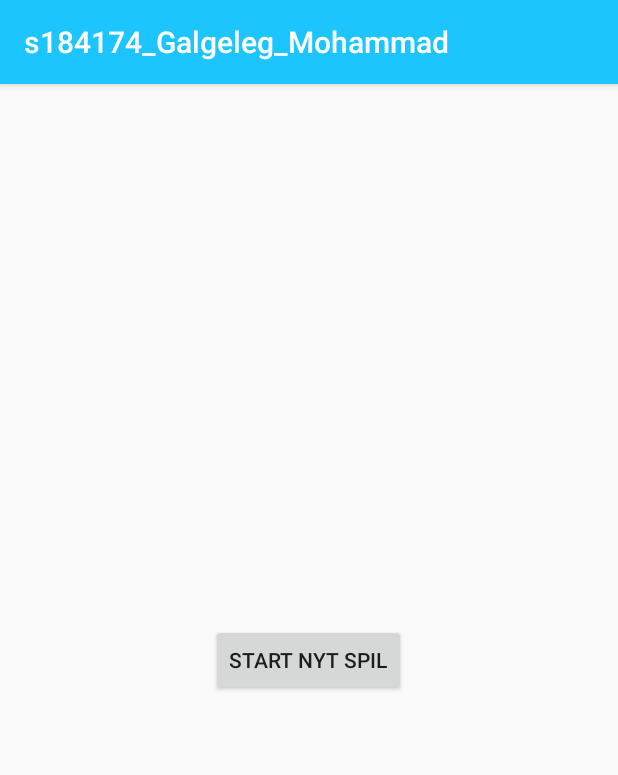
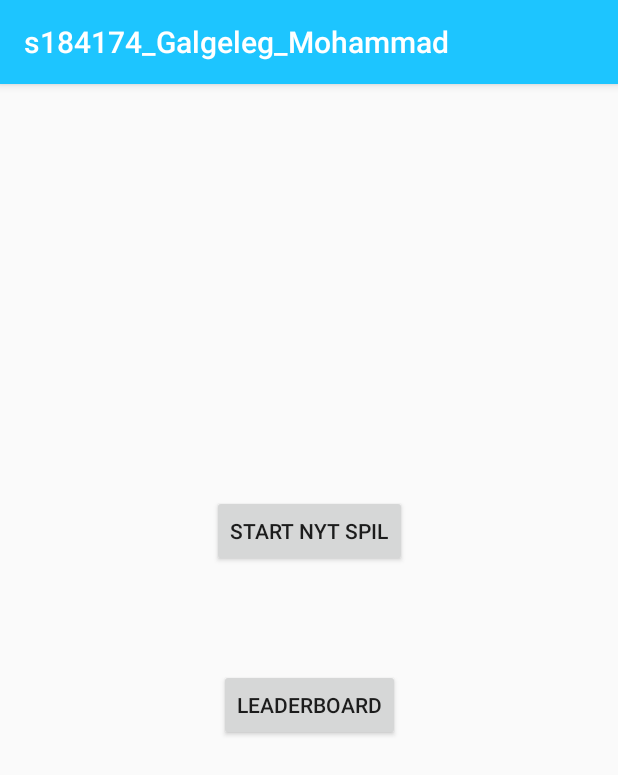
Before and after one commit to Mohammad2910/s184174_Galgeleg_Mohammad, an Android app: the screen it shows after launch (MainActivity), on a phone screen of 412 x 824 dp. Shown: the top 775 px of the screen. Run offline under Robolectric (Android 15) with nearby library versions, the phone set to English and light mode, and no system bars.

Commit message:
Highscore aktivitet oprettet med liste elementer

```diff
--- a/app/src/main/AndroidManifest.xml
+++ b/app/src/main/AndroidManifest.xml
@@ -19,6 +19,8 @@
         <activity android:name="com.example.s184174_galgeleg_mohammad.MainActivity"/>
         <activity android:name="com.example.s184174_galgeleg_mohammad.Galgespil"
             android:label="Spil startet"/>
+        <activity android:name="com.example.s184174_galgeleg_mohammad.Highscore"
+            android:label="Leaderboard"/>
     </application>
 
 </manifest>
--- a/app/src/main/java/com/example/s184174_galgeleg_mohammad/Galgen.java
+++ b/app/src/main/java/com/example/s184174_galgeleg_mohammad/Galgen.java
@@ -9,7 +9,7 @@ import android.widget.ImageView;
 import androidx.fragment.app.Fragment;
 
 public class Galgen extends Fragment {
-    ImageView imageView;
+    private ImageView imageView;
 
     public View onCreateView(LayoutInflater i, ViewGroup container, Bundle SavedInstanceState) {
 
@@ -20,8 +20,8 @@ public class Galgen extends Fragment {
     }
 
 
-    public void UpdatePicture (int antal) {
-        switch (antal) {
+    public void UpdatePicture (int antalForkerteBogstaver) {
+        switch (antalForkerteBogstaver) {
             case 1:
                 imageView.setImageResource(R.drawable.forkert1);
                 break;
--- a/app/src/main/java/com/example/s184174_galgeleg_mohammad/Galgespil.java
+++ b/app/src/main/java/com/example/s184174_galgeleg_mohammad/Galgespil.java
@@ -26,7 +26,6 @@ public class Galgespil extends AppCompatActivity implements View.OnClickListener
         Button gaet = findViewById(R.id.button);
         input = findViewById(R.id.InputBogstav);
         ord = findViewById(R.id.Ordet);
-
         getSupportFragmentManager().beginTransaction().add(R.id.FrameLayout, galgen).addToBackStack(null).commit();
 
         besked.setText(R.string.Besked);
--- a/app/src/main/java/com/example/s184174_galgeleg_mohammad/MainActivity.java
+++ b/app/src/main/java/com/example/s184174_galgeleg_mohammad/MainActivity.java
@@ -5,18 +5,31 @@ import androidx.appcompat.app.AppCompatActivity;
 import android.content.Intent;
 import android.os.Bundle;
 import android.view.View;
+import android.widget.Button;
 
 import com.example.s184174_galgeleg_mohammad.R;
 
-public class MainActivity extends AppCompatActivity {
-
+public class MainActivity extends AppCompatActivity implements View.OnClickListener {
+    private Button leaderboard;
+    private Button StartSpil;
     @Override
     protected void onCreate(Bundle savedInstanceState) {
         super.onCreate(savedInstanceState);
         setContentView(R.layout.activity_main);
+
+        StartSpil = findViewById(R.id.NytSpil);
+        StartSpil.setOnClickListener(this);
+
+        leaderboard = findViewById(R.id.Leaderboard);
+        leaderboard.setOnClickListener(this);
     }
 
     public void onClick(View view) {
-        startActivity(new Intent(MainActivity.this, Galgespil.class));
+        if (view == findViewById(R.id.Leaderboard)){
+            startActivity(new Intent(MainActivity.this, Highscore.class));
+        } else if (view == findViewById(R.id.NytSpil)) {
+            startActivity(new Intent(MainActivity.this, Galgespil.class));
+        }
     }
+
 }
--- a/app/src/main/res/layout/activity_main.xml
+++ b/app/src/main/res/layout/activity_main.xml
@@ -1,14 +1,32 @@
 <?xml version="1.0" encoding="utf-8"?>
-<RelativeLayout xmlns:android="http://schemas.android.com/apk/res/android"
+<androidx.constraintlayout.widget.ConstraintLayout xmlns:android="http://schemas.android.com/apk/res/android"
+    xmlns:app="http://schemas.android.com/apk/res-auto"
+    xmlns:tools="http://schemas.android.com/tools"
     android:layout_width="match_parent"
-    android:layout_height="match_parent" >
+    android:layout_height="match_parent">
 
     <Button
-        android:id="@+id/captureFront"
+        android:id="@+id/NytSpil"
         android:layout_width="wrap_content"
         android:layout_height="wrap_content"
         android:layout_centerInParent="true"
+        android:layout_marginTop="274dp"
         android:onClick="onClick"
-        android:text="@string/start_nyt_spil" />
+        android:text="@string/start_nyt_spil"
+        app:layout_constraintEnd_toEndOf="parent"
+        app:layout_constraintStart_toStartOf="parent"
+        app:layout_constraintTop_toTopOf="parent" />
 
-</RelativeLayout>
+    <Button
+        android:id="@+id/Leaderboard"
+        android:layout_width="wrap_content"
+        android:layout_height="wrap_content"
+        android:layout_alignParentBottom="true"
+        android:layout_centerHorizontal="true"
+        android:layout_marginTop="68dp"
+        android:text="@string/leaderboard"
+        app:layout_constraintEnd_toEndOf="parent"
+        app:layout_constraintStart_toStartOf="parent"
+        app:layout_constraintTop_toBottomOf="@+id/NytSpil" />
+
+</androidx.constraintlayout.widget.ConstraintLayout>
--- a/app/src/main/res/layout/galgespil.xml
+++ b/app/src/main/res/layout/galgespil.xml
@@ -11,6 +11,7 @@
         android:layout_height="wrap_content"
         android:layout_centerHorizontal="true"
         android:layout_marginBottom="375dp"
+        android:text="En besked"
         app:layout_constraintBottom_toBottomOf="parent"
         app:layout_constraintEnd_toEndOf="parent"
         app:layout_constraintHorizontal_bias="0.498"
@@ -23,6 +24,7 @@
         android:layout_height="wrap_content"
         android:layout_alignParentTop="true"
         android:layout_centerHorizontal="true"
+        android:text="Et ord"
         app:layout_constraintBottom_toBottomOf="parent"
         app:layout_constraintEnd_toEndOf="parent"
         app:layout_constraintHorizontal_bias="0.498"
--- a/app/src/main/res/values/strings.xml
+++ b/app/src/main/res/values/strings.xml
@@ -6,4 +6,5 @@
     <string name="Besked">Nyt spil - det skjulte ord er: </string>
     <string name="g_t_et_bogstav">Gæt et bogstav</string>
     <string name="g_t">Gæt</string>
+    <string name="leaderboard">Leaderboard</string>
 </resources>
```
Also changed, not shown: app/src/main/java/com/example/s184174_galgeleg_mohammad/Highscore.java (added, +35 -0 lines), app/src/main/res/layout/leaderboard.xml (added, +18 -0 lines), app/src/main/res/layout/list_element.xml (added, +17 -0 lines).
